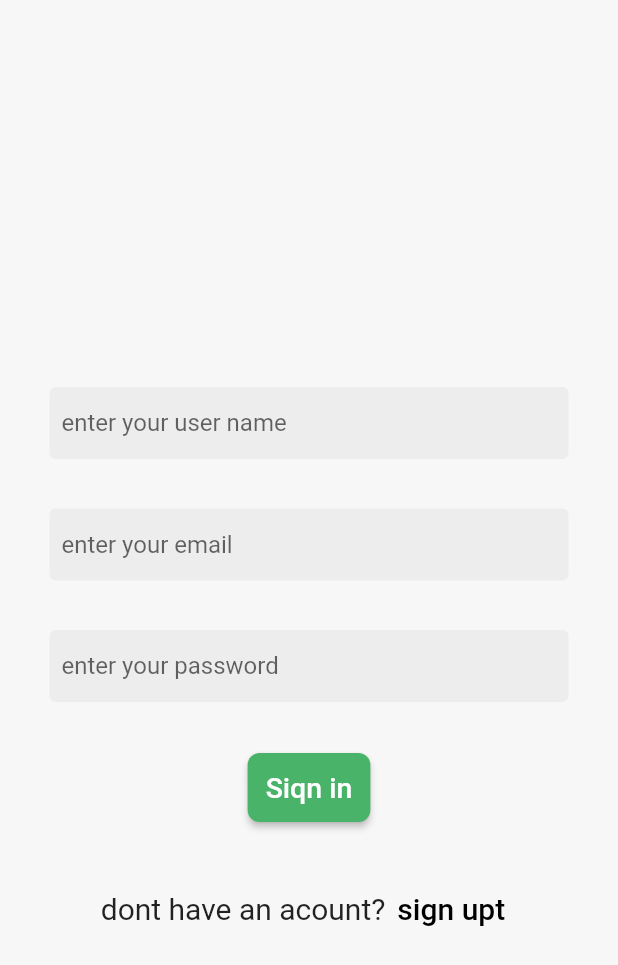
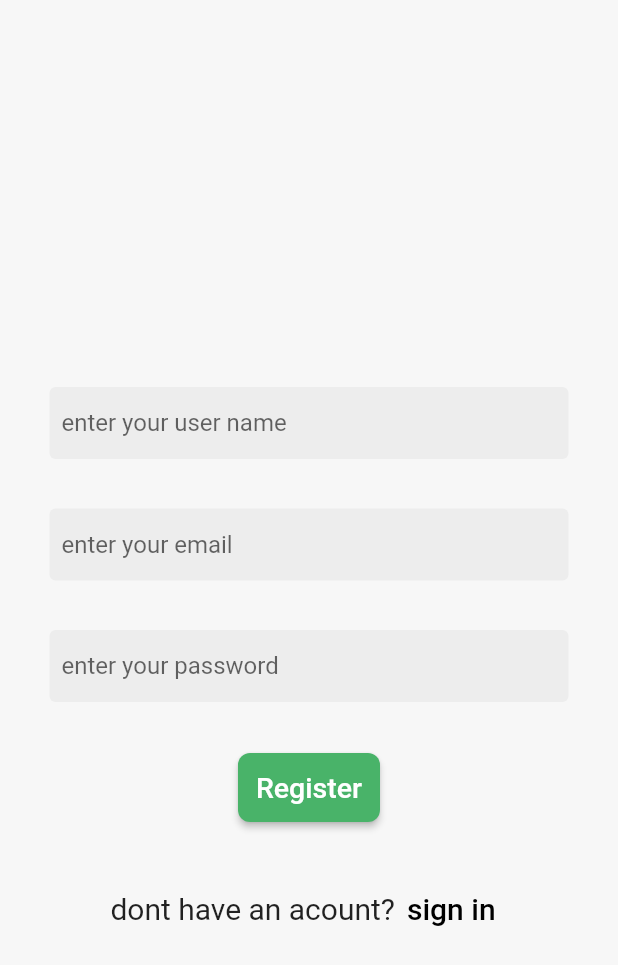
Before and after one commit to AyaEidAttya/E-commerce-app, a Flutter app: the screen it shows after launch, on a phone screen of 412 x 824 dp. Shown: the top 965 px of the screen. Run offline on Flutter 3.47's test engine with Material 2 defaults, Android fonts, the phone set to English and light mode, and no system bars.

Commit message:
edit in button

```diff
--- a/lib/pages/register.dart
+++ b/lib/pages/register.dart
@@ -64,7 +64,7 @@ class Register extends StatelessWidget {
                           borderRadius: BorderRadius.circular(8))),
                     ),
                     child: Text(
-                      "Siqn in",
+                      "Register",
                       style: TextStyle(fontSize: 19),
                     ),
                   ),
@@ -78,7 +78,7 @@ class Register extends StatelessWidget {
                           style: TextStyle(fontSize: 20)),
                       TextButton(
                         onPressed: () {},
-                        child: Text('sign upt',
+                        child: Text('sign in',
                             style: TextStyle(color: Colors.black, fontSize: 20)),
                       )
                     ],
```
